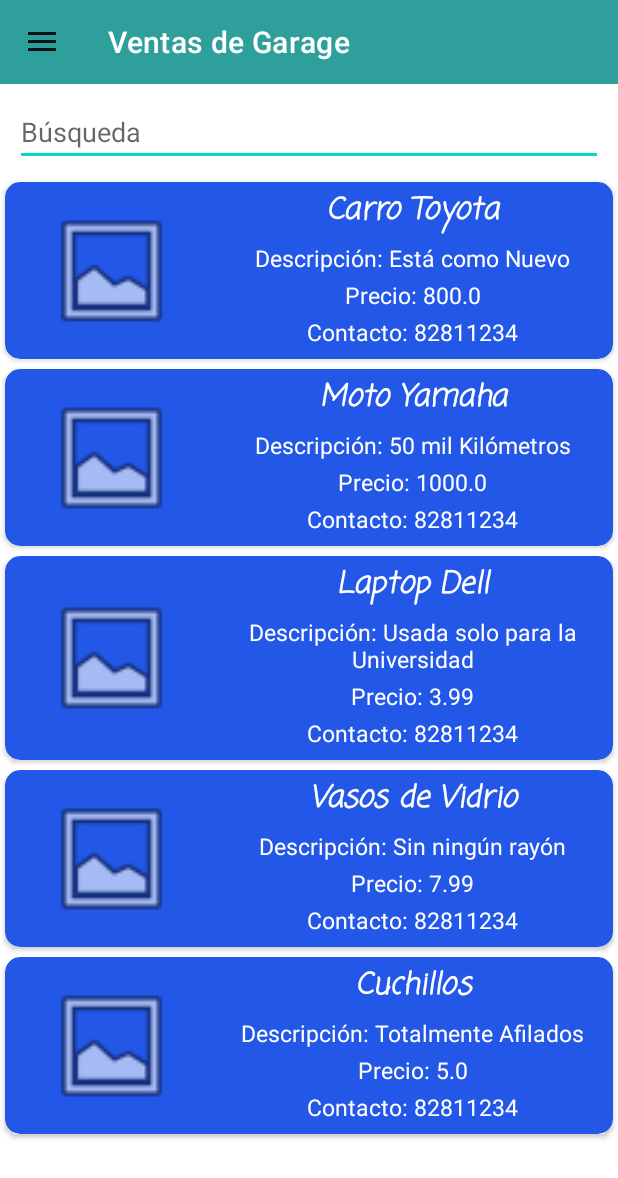
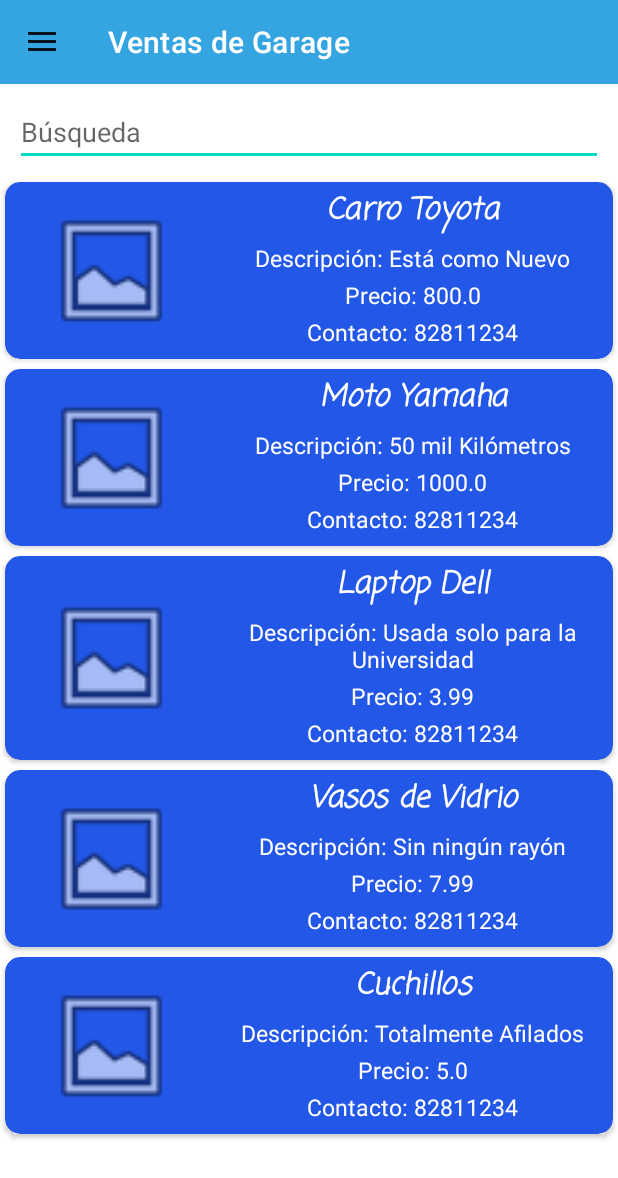
Before and after one commit to KevinFloresG/Mobile_Components, an Android app: the screen it shows after launch (MainActivity), after a tap on "Ventas de Garage", on a phone screen of 412 x 824 dp. Shown: the top 1178 px of the screen. Run offline under Robolectric (Android 15) with nearby library versions, the phone set to English and light mode, and no system bars; 1 other tap on this screen came first.

Commit message:
Colors updated in nav drawer

```diff
--- a/app/src/main/res/layout/activity_main_content.xml
+++ b/app/src/main/res/layout/activity_main_content.xml
@@ -8,7 +8,7 @@
         android:id="@+id/toolbar"
         android:layout_width="0dp"
         android:layout_height="wrap_content"
-        android:background="#2F9F9B"
+        android:background="#34A5E1"
         android:minHeight="?attr/actionBarSize"
         android:theme="?attr/actionBarTheme"
         app:layout_constraintEnd_toEndOf="parent"
--- a/app/src/main/res/layout/navigation_drawer_header.xml
+++ b/app/src/main/res/layout/navigation_drawer_header.xml
@@ -4,7 +4,7 @@
     xmlns:tools="http://schemas.android.com/tools"
     android:layout_width="match_parent"
     android:layout_height="200dp"
-    android:background="#2F9F9B">
+    android:background="#34A5E1">
 
     <!--
     <ImageView
```
